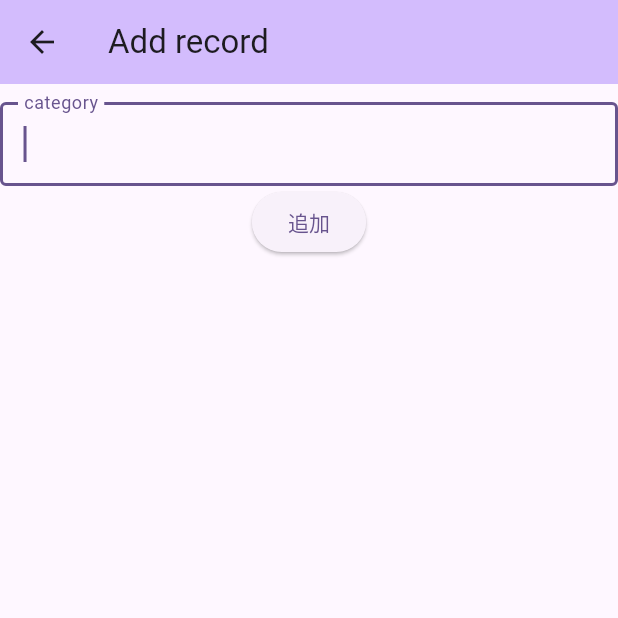
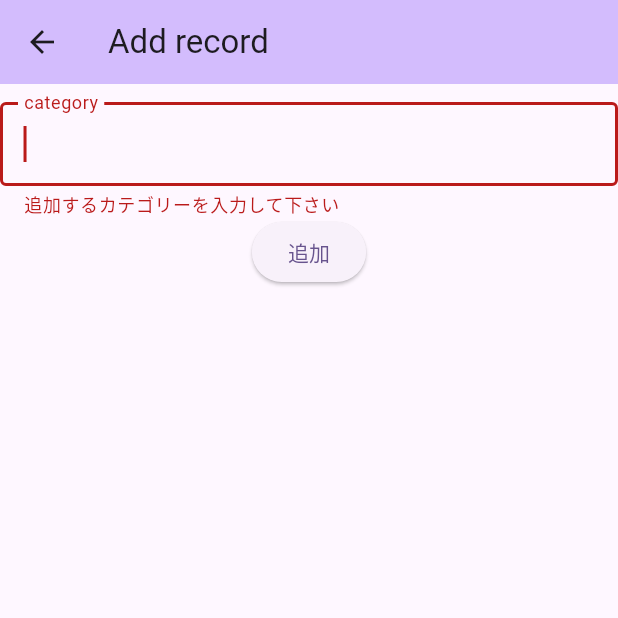
Before and after one commit to RyuNyan-Taro/wo_read, a Flutter app: the AddCategoryPage screen opened directly, on a phone screen of 412 x 824 dp, the top half of it. Run offline on Flutter 3.47's test engine with Material 3 defaults, Android fonts, the phone set to English and light mode, and no system bars; our stand-ins replace audioplayers, equatable, flutter_dotenv, flutter_riverpod, flutter_svg, flutter_tts and 4 more; accounts and stored records are empty; generated files the repository leaves out were written again.

```diff
--- a/lib/gallery/screens/add_category_page.dart
+++ b/lib/gallery/screens/add_category_page.dart
@@ -48,14 +48,26 @@ class _AddCategoryPageState extends State<AddCategoryPage> {
       body: Column(
         children: [
           SizedBox(height: 12),
-          TextFormField(
-            // TODO: add check process whether already existed category or not
+          Form(
+            autovalidateMode: AutovalidateMode.always,
+            child: TextFormField(
               key: formKey,
               autofocus: true,
               controller: descriptionController,
               decoration: const InputDecoration(
                 border: OutlineInputBorder(), // 外枠付きデザイン
                 labelText: "category",
+              ),
+              validator: (value) {
+                if (value!.isEmpty) {
+                  return '追加するカテゴリーを入力して下さい';
+                }
+                if (_categories!.contains(value)) {
+                  return '既に存在するカテゴリーです';
+                }
+                print(_categories);
+                return null;
+              },
             ),
           ),
           ElevatedButton(
```
Lines whose indentation alone changed are shown as unchanged.
